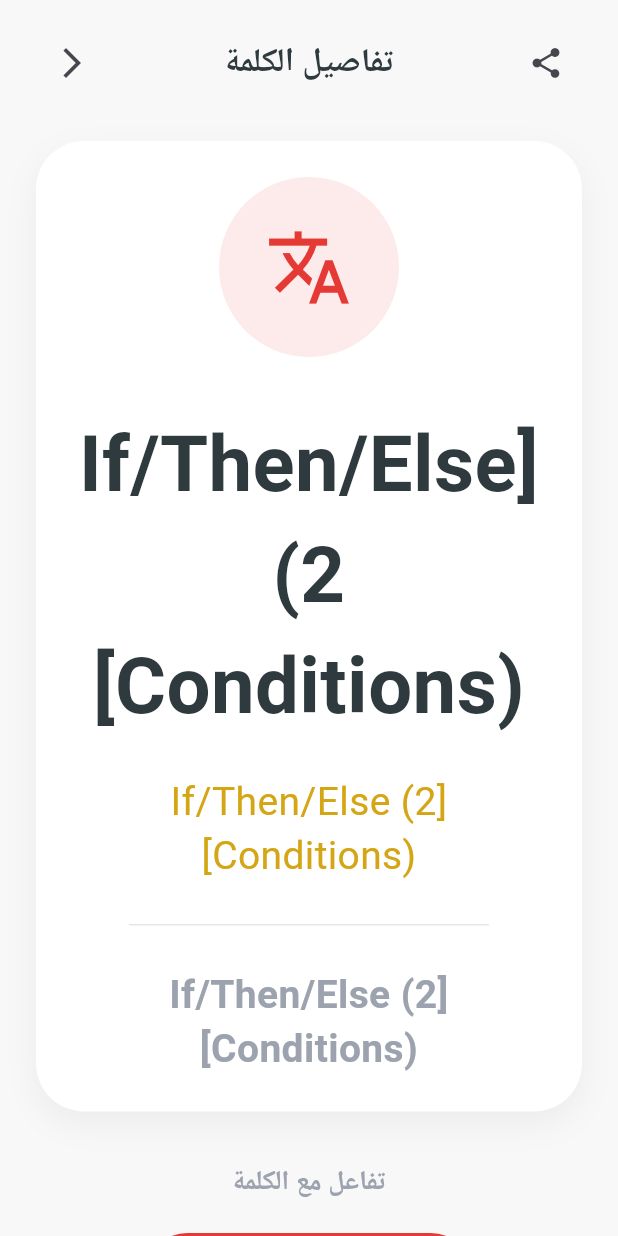
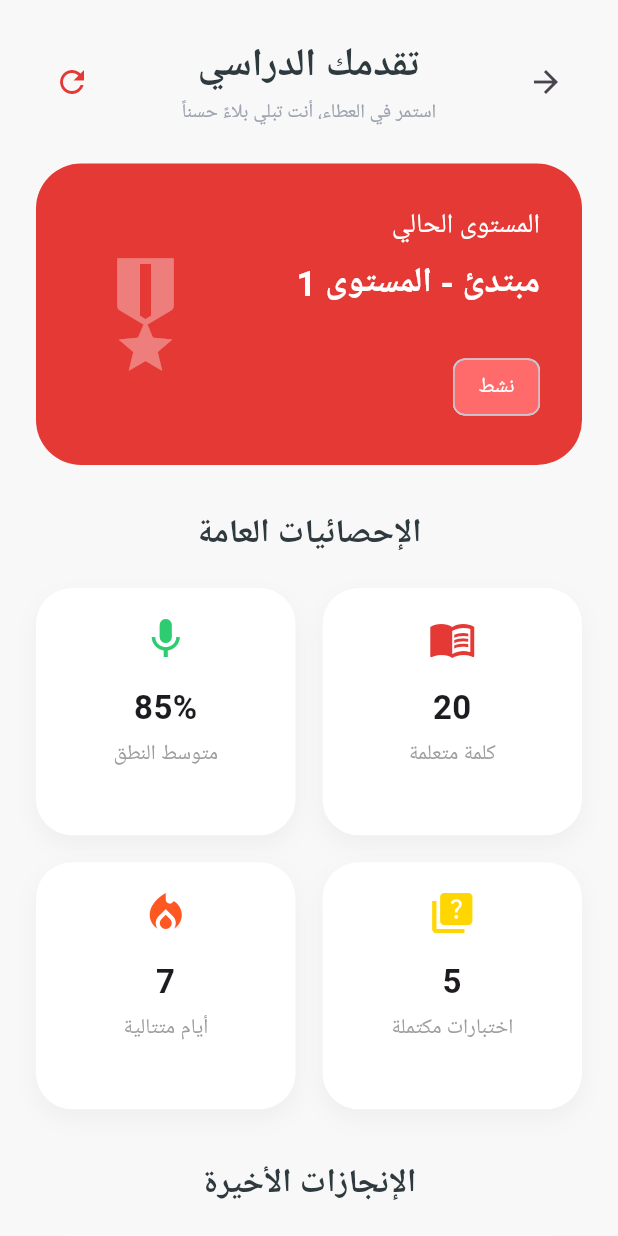
Before and after one commit to iwaladali/ChineseLearningApp, a Flutter app: the screen it shows after launch, on a phone screen of 412 x 824 dp. Run offline on Flutter 3.47's test engine with Material 3 defaults, Android fonts, the phone set to English and light mode, and no system bars; our stand-ins replace cloud_firestore, firebase_core; accounts and stored records are empty.

Commit message:
Added progress screen without charts

```diff
--- a/lib/main.dart
+++ b/lib/main.dart
@@ -16,6 +16,8 @@ import 'package:flutter_project/screens/home_screen.dart';
 import 'package:flutter_project/screens/profile_screen.dart';
 import 'package:flutter_project/screens/vocabulary_screen.dart';
 import 'package:flutter_project/screens/word_details_screen.dart';
+import 'package:flutter_project/screens/progress_screen.dart';
+
 
 void main() async {
   WidgetsFlutterBinding.ensureInitialized();
@@ -45,7 +47,7 @@ class MyApp extends StatelessWidget {
       debugShowCheckedModeBanner: false,
 
       routes: {
-        '/': (BuildContext ctx) => const WordDetailsScreen(),
+        '/': (BuildContext ctx) => const ProgressScreen(),
 
         '/login': (BuildContext ctx) => const LoginScreen(),
 
--- /dev/null
+++ b/lib/screens/progress_screen.dart
@@ -0,0 +1,212 @@
+import 'package:flutter/material.dart';
+import 'package:flutter_project/widgets/progress_stat_card.dart';
+import 'package:flutter_project/widgets/achievement_tile.dart';
+
+class ProgressScreen extends StatelessWidget {
+  const ProgressScreen({super.key});
+
+  static const Color primaryRed = Color(0xFFE53935);
+  static const Color darkText = Color(0xFF2F3A3F);
+  static const Color greyText = Color(0xFF9CA3AF);
+  static const Color yellow = Color(0xFFFFD600);
+
+  @override
+  Widget build(BuildContext context) {
+    // TODO: Load user progress from ProgressProvider.
+    // TODO: Replace static statistics with provider values.
+    // TODO: Load achievements from Firestore.
+    // TODO: Add charts later after connecting ProgressProvider data.
+
+    return Directionality(
+      textDirection: TextDirection.rtl,
+      child: Scaffold(
+        backgroundColor: const Color(0xFFF8F8F8),
+        body: SafeArea(
+          child: Center(
+            child: ConstrainedBox(
+              constraints: const BoxConstraints(maxWidth: 430),
+              child: SingleChildScrollView(
+                child: Column(
+                  children: [
+                    Padding(
+                      padding: const EdgeInsets.all(24),
+                      child: Row(
+                        children: [
+                          IconButton(
+                            onPressed: () {
+                              Navigator.pop(context);
+                            },
+                            icon: const Icon(Icons.arrow_back),
+                          ),
+
+                          const Expanded(
+                            child: Column(
+                              children: [
+                                Text(
+                                  'تقدمك الدراسي',
+                                  textAlign: TextAlign.center,
+                                  style: TextStyle(
+                                    color: darkText,
+                                    fontSize: 26,
+                                    fontWeight: FontWeight.bold,
+                                  ),
+                                ),
+                                SizedBox(height: 4),
+                                Text(
+                                  'استمر في العطاء، أنت تبلي بلاءً حسناً',
+                                  textAlign: TextAlign.center,
+                                  style: TextStyle(
+                                    color: greyText,
+                                    fontSize: 13,
+                                  ),
+                                ),
+                              ],
+                            ),
+                          ),
+
+                          IconButton(
+                            onPressed: () {
+                              // TODO: Refresh progress data from ProgressProvider.
+                            },
+                            icon: const Icon(
+                              Icons.refresh,
+                              color: primaryRed,
+                            ),
+                          ),
+                        ],
+                      ),
+                    ),
+
+                    Container(
+                      margin: const EdgeInsets.symmetric(horizontal: 24),
+                      padding: const EdgeInsets.all(28),
+                      decoration: BoxDecoration(
+                        color: primaryRed,
+                        borderRadius: BorderRadius.circular(30),
+                      ),
+                      child: Row(
+                        children: [
+                          const Expanded(
+                            child: Column(
+                              crossAxisAlignment: CrossAxisAlignment.start,
+                              children: [
+                                Text(
+                                  'المستوى الحالي',
+                                  style: TextStyle(
+                                    color: Colors.white,
+                                    fontSize: 18,
+                                  ),
+                                ),
+                                SizedBox(height: 8),
+                                Text(
+                                  'مبتدئ - المستوى 1',
+                                  style: TextStyle(
+                                    color: Colors.white,
+                                    fontSize: 23,
+                                    fontWeight: FontWeight.bold,
+                                  ),
+                                ),
+                                SizedBox(height: 28),
+                                Chip(
+                                  label: Text(
+                                    'نشط',
+                                    style: TextStyle(color: Colors.white),
+                                  ),
+                                  backgroundColor: Color(0xFFFF6B6B),
+                                ),
+                              ],
+                            ),
+                          ),
+
+                          Icon(
+                            Icons.military_tech,
+                            color: Colors.white.withValues(alpha: 0.35),
+                            size: 90,
+                          ),
+                        ],
+                      ),
+                    ),
+
+                    const SizedBox(height: 30),
+
+                    const Text(
+                      'الإحصائيات العامة',
+                      style: TextStyle(
+                        color: darkText,
+                        fontSize: 22,
+                        fontWeight: FontWeight.bold,
+                      ),
+                    ),
+
+                    const SizedBox(height: 20),
+
+                    Padding(
+                      padding: const EdgeInsets.symmetric(horizontal: 24),
+                      child: GridView.count(
+                        crossAxisCount: 2,
+                        shrinkWrap: true,
+                        physics: const NeverScrollableScrollPhysics(),
+                        mainAxisSpacing: 18,
+                        crossAxisSpacing: 18,
+                        childAspectRatio: 1.05,
+                        children: const [
+                          ProgressStatCard(
+                            icon: Icons.menu_book,
+                            iconColor: primaryRed,
+                            value: '20',
+                            title: 'كلمة متعلمة',
+                          ),
+                          ProgressStatCard(
+                            icon: Icons.mic,
+                            iconColor: Color(0xFF2ECC71),
+                            value: '85%',
+                            title: 'متوسط النطق',
+                          ),
+                          ProgressStatCard(
+                            icon: Icons.quiz,
+                            iconColor: yellow,
+                            value: '5',
+                            title: 'اختبارات مكتملة',
+                          ),
+                          ProgressStatCard(
+                            icon: Icons.local_fire_department,
+                            iconColor: Color(0xFFFF5722),
+                            value: '7',
+                            title: 'أيام متتالية',
+                          ),
+                        ],
+                      ),
+                    ),
+
+                    const SizedBox(height: 34),
+
+                    const Text(
+                      'الإنجازات الأخيرة',
+                      style: TextStyle(
+                        color: darkText,
+                        fontSize: 22,
+                        fontWeight: FontWeight.bold,
+                      ),
+                    ),
+
+                    const SizedBox(height: 18),
+
+                    const Padding(
+                      padding: EdgeInsets.symmetric(horizontal: 24),
+                      child: AchievementTile(
+                        title: 'أول 20 كلمة',
+                        subtitle: 'لقد تعلمت أول 20 كلمة صينية بنجاح',
+                      ),
+                    ),
+
+                    const SizedBox(height: 30),
+                  ],
+                ),
+              ),
+            ),
+          ),
+        ),
+      ),
+    );
+  }
+}
--- /dev/null
+++ b/lib/widgets/achievement_tile.dart
@@ -0,0 +1,60 @@
+import 'package:flutter/material.dart';
+
+class AchievementTile extends StatelessWidget {
+  const AchievementTile({
+    super.key,
+    required this.title,
+    required this.subtitle,
+  });
+
+  final String title;
+  final String subtitle;
+
+  @override
+  Widget build(BuildContext context) {
+    return Container(
+      padding: const EdgeInsets.all(18),
+      decoration: BoxDecoration(
+        color: Colors.white,
+        borderRadius: BorderRadius.circular(24)
+      ),
+      child: Row(
+        children: [
+          Container(
+            width: 64,
+            height: 64,
+            decoration: BoxDecoration(
+              color: Color(0xFFFFF3C4),
+              shape: BoxShape.circle
+            ),
+            child: const Icon(Icons.emoji_events),
+          ),
+
+          const SizedBox(width: 16,),
+
+          Expanded(child: Column(
+            children: [
+              Text(
+                title,
+                style: TextStyle(
+                  fontSize: 18,
+                  fontWeight: FontWeight.bold
+                ),
+              ),
+
+              const SizedBox(height: 4,),
+
+              Text(
+                subtitle,
+                style: const TextStyle(
+                  color: Colors.grey
+                ),
+              )
+            ],
+          )),
+          const Icon(Icons.check_circle)
+        ],
+      ),
+    );
+  }
+}
--- /dev/null
+++ b/lib/widgets/progress_stat_card.dart
@@ -0,0 +1,58 @@
+import 'package:flutter/material.dart';
+
+class ProgressStatCard extends StatelessWidget {
+  const ProgressStatCard({
+    super.key,
+    required this.icon,
+    required this.iconColor,
+    required this.title,
+    required this.value,
+  });
+
+  final IconData icon;
+  final Color iconColor;
+  final String title;
+  final String value;
+
+
+  @override
+  Widget build(BuildContext context) {
+    return Container(
+      padding: const EdgeInsets.all(18),
+      decoration: BoxDecoration(
+        color: Colors.white,
+        borderRadius: BorderRadius.circular(24),
+        boxShadow: [
+          BoxShadow(
+            color: Colors.black.withValues(alpha: 0.04),
+            blurRadius: 12,
+            offset: const Offset(0, 6)
+          ),
+        ]
+      ),
+      child: Column(
+        children: [
+          Icon(
+              icon,
+          color: iconColor,
+          size: 32,),
+
+          const SizedBox(height: 14,),
+
+          Text(value,style: TextStyle(
+            fontSize: 22,
+            fontWeight: FontWeight.bold
+          ),),
+
+          const SizedBox(height: 6,),
+
+          Text(title,
+          textAlign: TextAlign.center,
+          style: TextStyle(
+            color: Colors.grey
+          ),)
+        ],
+      ),
+    );
+  }
+}
```
